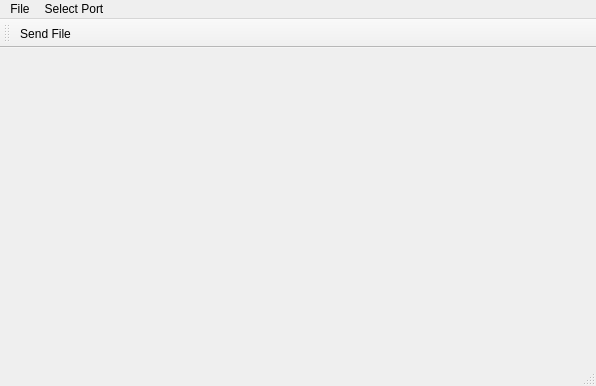
Old version of the form QtTerminal/QtTerminal/QtTerminal.ui in the repository willamm/commie-protocol.
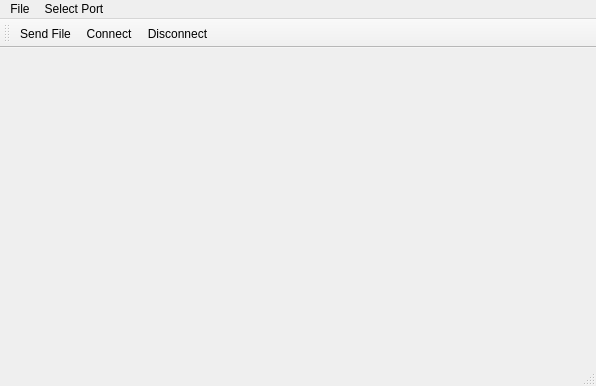
New version of the form.

```diff
--- a/QtTerminal/QtTerminal/QtTerminal.ui
+++ b/QtTerminal/QtTerminal/QtTerminal.ui
@@ -45,6 +45,8 @@
     <bool>false</bool>
    </attribute>
    <addaction name="actionSend_File"/>
+   <addaction name="actionConnect"/>
+   <addaction name="actionDisconnect"/>
   </widget>
   <widget class="QStatusBar" name="statusBar"/>
   <action name="actionExit">
@@ -65,6 +67,16 @@
     <string>Select Port</string>
    </property>
   </action>
+  <action name="actionConnect">
+   <property name="text">
+    <string>Connect</string>
+   </property>
+  </action>
+  <action name="actionDisconnect">
+   <property name="text">
+    <string>Disconnect</string>
+   </property>
+  </action>
  </widget>
  <layoutdefault spacing="6" margin="11"/>
  <resources>
```
